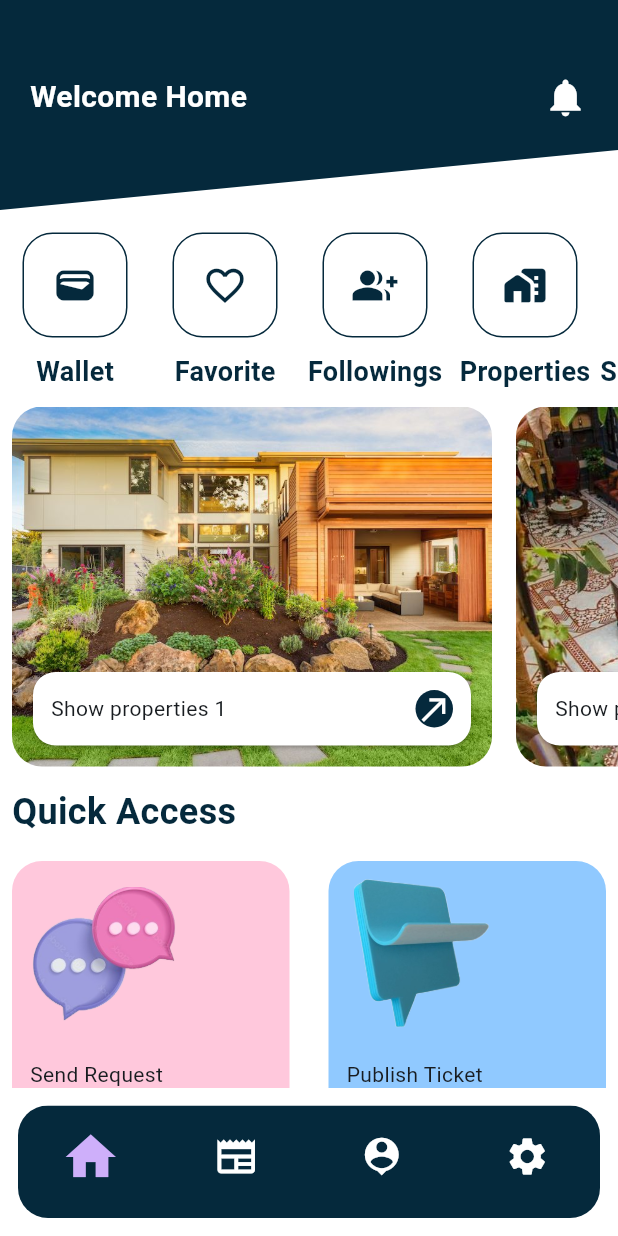
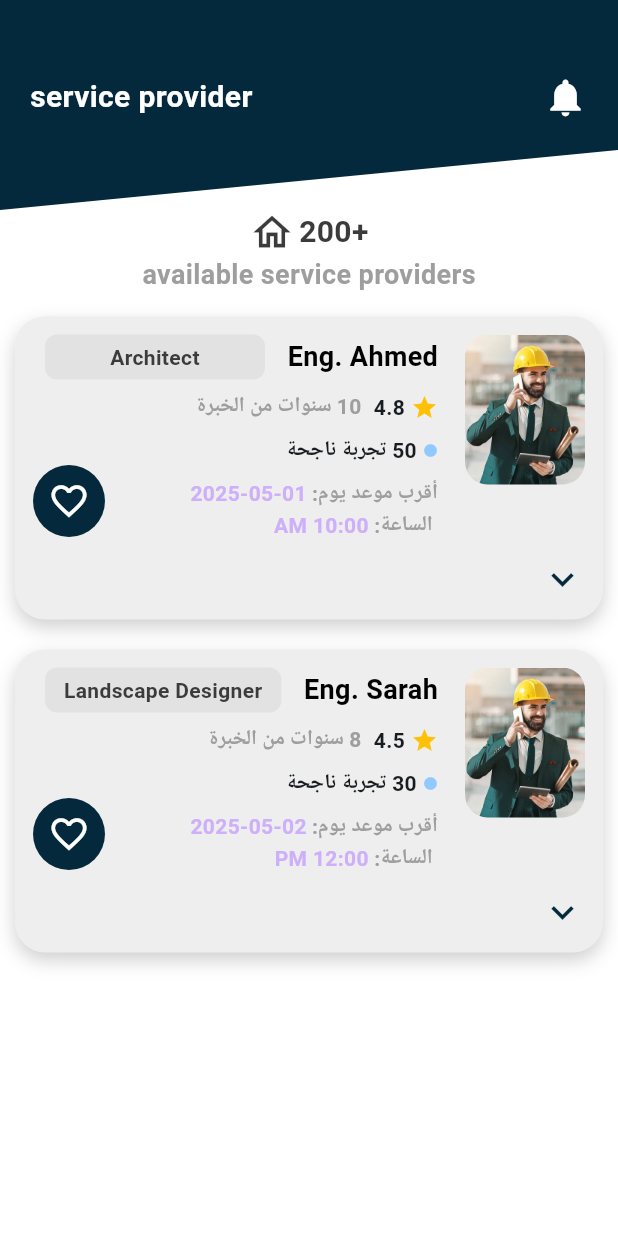
Before and after one commit to BayanDerbas/Real-Estate-Consulting-Support-System, a Flutter app: the screen it shows after launch, on a phone screen of 412 x 824 dp. Run offline on Flutter 3.47's test engine with Material 3 defaults, Android fonts, the phone set to English and light mode, and no system bars; our stand-ins replace get, google_fonts; Roboto replaces fonts that are missing (Itim).

Commit message:
service providers page done

```diff
--- a/lib/core/constants/colors.dart
+++ b/lib/core/constants/colors.dart
@@ -16,6 +16,7 @@ class AppColors {
   static const Color softWhite = Color(0xFFFAFAFA);
   static const Color lightGrey = Color(0xFFEEEEEE);
   static const Color grey = Color.fromRGBO(158, 158, 158, 1.0);
+  static const Color grey2 = Color.fromRGBO(226,226,226,1.0);
   static const Color goldenYellow = Color(0xFFFFE289);
   static const Color customGray = Color(0xFFB2A4A4);
   static const Color lightBulishGray = Color(0xFFBFC5CE);
--- a/lib/core/routes/routes.dart
+++ b/lib/core/routes/routes.dart
@@ -5,6 +5,7 @@ import 'package:graduation_project/features/Auth/presentation/pages/upload_docum
 import 'package:graduation_project/features/properties/presentation/pages/properties.dart';
 import '../../features/home/presentation/pages/Home.dart';
 import '../../features/properties/presentation/pages/PropertyDetails.dart';
+import '../../features/service provider/presentation/pages/ServiceProvider.dart';
 
 class AppRoutes {
   static const String home = "/home";
@@ -13,11 +14,13 @@ class AppRoutes {
   static const String uploadDocuments = '/upload_documents';
   static const String properties = '/properties';
   static const String propertyDetails = '/propertyDetails';
+  static const String serviceProvider = '/serviceProvider';
 
   static List<GetPage> routes_ = [
-    GetPage(name: propertyDetails, page: () => const PropertyDetails()),
-    GetPage(name: properties, page: () => const Properties()),
-    GetPage(name: home, page: () => const Home()),
+    GetPage(name: serviceProvider, page: () => ServiceProvider()),
+    GetPage(name: propertyDetails, page: () =>  PropertyDetails()),
+    GetPage(name: properties, page: () =>  Properties()),
+    GetPage(name: home, page: () =>  Home()),
     GetPage(name: login, page: () => LoginScreen()),
     GetPage(name: signup, page: () => SignUpScreen()),
     GetPage(name: uploadDocuments, page: () => UploadDocuments()),
--- a/lib/features/home/presentation/pages/Home.dart
+++ b/lib/features/home/presentation/pages/Home.dart
@@ -1,12 +1,12 @@
 import 'package:flutter/material.dart';
 import 'package:get/get.dart';
 import 'package:graduation_project/core/extensions/widget_extension.dart';
-import 'package:graduation_project/core/widgets/Custom_Post.dart';
+import 'package:graduation_project/features/home/presentation/widgets/Custom_Post.dart';
 import '../../../../core/constants/Fonts.dart';
 import '../../../../core/constants/colors.dart';
 import '../../../../core/widgets/Custom_Appbar.dart';
 import '../widgets/Custom_BottomBar.dart';
-import '../../../../core/widgets/Custom_ExpertCard.dart';
+import '../widgets/Custom_ExpertCard.dart';
 import '../../../../core/widgets/Custom_IconButton.dart';
 import '../widgets/Custom_Card.dart';
 import '../widgets/Custom_QuickAccess.dart';
--- a/lib/core/widgets/Custom_Post.dart
+++ b/lib/features/home/presentation/widgets/Custom_Post.dart
@@ -1,8 +1,8 @@
 import 'package:flutter/material.dart';
 import 'package:get/get.dart'; // نحتاج GetX هنا
 
-import '../constants/Fonts.dart';
-import '../constants/colors.dart';
+import '../../../../core/constants/Fonts.dart';
+import '../../../../core/constants/colors.dart';
 
 class CustomPost extends StatelessWidget {
   final String username;
--- /dev/null
+++ b/lib/features/service provider/presentation/controllers/ServiceProviderController.dart
@@ -0,0 +1,52 @@
+import 'package:get/get.dart';
+
+class ServiceProvider_Controller extends GetxController {
+  var serviceProviders = <Map<String, dynamic>>[].obs;
+
+  @override
+  void onInit() {
+    super.onInit();
+    serviceProviders.value = [
+      {
+        "name": "Eng. Ahmed",
+        "jobTitle": "Architect",
+        "rating": 4.8,
+        "experienceYears": 10,
+        "successfulCases": 50,
+        "appointmentDate": "2025-05-01",
+        "appointmentTime": "10:00 AM",
+        "imagePath": "assets/images/expert.jpg",
+        "isFavorite": false,
+        "isExpanded": false,
+        "text": "this is for low service",
+        "textProvider": "اقوم بصياغة ومراجعة وفحص الوثائق والعقود العقارية",
+        "price": "2000 S.P",
+      },
+      {
+        "name": "Eng. Sarah",
+        "jobTitle": "Landscape Designer",
+        "rating": 4.5,
+        "experienceYears": 8,
+        "successfulCases": 30,
+        "appointmentDate": "2025-05-02",
+        "appointmentTime": "12:00 PM",
+        "imagePath": "assets/images/expert.jpg",
+        "isFavorite": false,
+        "isExpanded": false,
+        "text": "this is for low service",
+        "textProvider": "اقوم بصياغة ومراجعة وفحص الوثائق والعقود العقارية",
+        "price": "2000 S.P",
+      },
+    ];
+  }
+
+  void toggleFavorite(int index) {
+    serviceProviders[index]['isFavorite'] = !serviceProviders[index]['isFavorite'];
+    serviceProviders.refresh();
+  }
+
+  void toggleExpanded(int index) {
+    serviceProviders[index]['isExpanded'] = !(serviceProviders[index]['isExpanded'] ?? false);
+    serviceProviders.refresh();
+  }
+}
--- /dev/null
+++ b/lib/features/service provider/presentation/pages/ServiceProvider.dart
@@ -0,0 +1,77 @@
+import 'package:flutter/material.dart';
+import 'package:get/get.dart';
+import 'package:graduation_project/core/extensions/widget_extension.dart';
+
+import '../../../../core/constants/Fonts.dart';
+import '../../../../core/constants/colors.dart';
+import '../../../../core/widgets/Custom_Appbar.dart';
+import '../controllers/ServiceProviderController.dart';
+import '../widgets/CustomServiceProviderCard.dart';
+
+class ServiceProvider extends StatelessWidget {
+  const ServiceProvider({super.key});
+
+  @override
+  Widget build(BuildContext context) {
+    final controller = Get.put(ServiceProvider_Controller());
+
+    return Scaffold(
+      appBar: PreferredSize(
+        preferredSize: const Size.fromHeight(150),
+        child: CustomAppbar(
+          text: "service provider",
+          icon: Icons.notifications,
+          iconColor: AppColors.pureWhite,
+        ),
+      ),
+      body: Obx(
+            () => Column(
+          children: [
+            Row(
+              mainAxisAlignment: MainAxisAlignment.center,
+              children: [
+                const Icon(
+                  Icons.home_outlined,
+                  color: AppColors.darkGray,
+                  size: 30,
+                ),
+                const SizedBox(width: 3),
+                Text(
+                  "200+",
+                  style: Fonts.itim.copyWith(
+                    color: AppColors.darkGray,
+                    fontSize: 20,
+                  ),
+                ),
+              ],
+            ),
+            Text(
+              "available service providers",
+              style: Fonts.itim.copyWith(color: AppColors.grey, fontSize: 18),
+            ).padding(const EdgeInsets.only(bottom: 5)),
+            Expanded(
+              child: ListView.builder(
+                itemCount: controller.serviceProviders.length,
+                itemBuilder: (context, index) {
+                  final provider = controller.serviceProviders[index];
+                  return Customserviceprovidercard(
+                    index: index,
+                    provider: provider,
+                    onFavoriteToggle: () => controller.toggleFavorite(index),
+                    onToggleExpand: () => controller.toggleExpanded(index),
+                    onTap: () {
+                      print("تم الضغط على زر احجز الآن لـ ${provider['name']}");
+                    },
+                    pricre: provider['price'],
+                    textProvider:provider['textProvider'],
+                  );
+                },
+              ),
+            ),
+
+          ],
+        ),
+      ),
+    );
+  }
+}
--- /dev/null
+++ b/lib/features/service provider/presentation/widgets/CustomServiceProviderCard.dart
@@ -0,0 +1,220 @@
+import 'package:flutter/material.dart';
+import 'package:graduation_project/core/extensions/widget_extension.dart';
+
+import '../../../../core/constants/Fonts.dart';
+import '../../../../core/constants/colors.dart';
+
+class Customserviceprovidercard extends StatelessWidget {
+  final int index;
+  final Map < String , dynamic > provider;
+  final VoidCallback? onFavoriteToggle;
+  final VoidCallback? onToggleExpand;
+  final VoidCallback? onTap;
+  final String pricre;
+  final String textProvider;
+
+  const Customserviceprovidercard({
+    super.key,
+    required this.index,
+    required this.provider,
+    required this.onFavoriteToggle,
+    required this.onToggleExpand,
+    required this.onTap,
+    required this.pricre,
+    required this.textProvider,
+  });
+
+  @override
+  Widget build(BuildContext context) {
+    final bool isExpanded = provider['isExpanded'] ?? false;
+    return Directionality(
+      textDirection: TextDirection.rtl,
+      child: Container(
+        margin: const EdgeInsets.all(10),
+        padding: const EdgeInsets.all(12),
+        decoration: BoxDecoration(
+          color: AppColors.lightGrey,
+          borderRadius: BorderRadius.circular(20),
+          boxShadow: [
+            BoxShadow(
+              color: AppColors.grey.withOpacity(0.5),
+              blurRadius: 10,
+              offset: Offset(0, 5),
+            ),
+          ],
+        ),
+        child: Column(
+          children: [
+            Stack(
+              children: [
+                Row(
+                  crossAxisAlignment: CrossAxisAlignment.start,
+                  children: [
+                    ClipRRect(
+                      borderRadius: BorderRadius.circular(15),
+                      child: Image.asset(
+                        provider['imagePath'],
+                        width: 80,
+                        height: 100,
+                        fit: BoxFit.cover,
+                      ),
+                    ),
+                    const SizedBox(width: 10),
+                    Expanded(
+                      child: Padding(
+                        padding: const EdgeInsets.symmetric(horizontal: 8.0),
+                        child: Column(
+                          crossAxisAlignment: CrossAxisAlignment.start,
+                          children: [
+                            Row(
+                              children: [
+                                Text(
+                                  provider['name'],
+                                  style: Fonts.itim.copyWith(fontSize: 18, color: AppColors.black),
+                                ),
+                                const SizedBox(width: 15),
+                                Container(
+                                  decoration: BoxDecoration(
+                                    color: AppColors.grey2,
+                                    borderRadius: BorderRadius.circular(8),
+                                  ),
+                                  child: Center(
+                                    child: Text(
+                                      provider['jobTitle'],
+                                      style: Fonts.itim.copyWith(fontSize: 14, color: AppColors.darkGray),
+                                    ).padding(EdgeInsets.all(5)),
+                                  ),
+                                ).expanded(flex: 3),
+                              ],
+                            ),
+                            const SizedBox(height: 8),
+                            Row(
+                              children: [
+                                const Icon(Icons.star, color: Colors.amber, size: 18),
+                                const SizedBox(width: 4),
+                                Text(
+                                  provider['rating'].toString(),
+                                  style: Fonts.itim.copyWith(fontSize: 14),
+                                ),
+                                const SizedBox(width: 8),
+                                Flexible(
+                                  child: Text(
+                                    '${provider['experienceYears']} سنوات من الخبرة',
+                                    style: Fonts.itim.copyWith(fontSize: 14, color: AppColors.grey),
+                                  ),
+                                ),
+                              ],
+                            ),
+                            const SizedBox(height: 8),
+                            Row(
+                              children: [
+                                const Icon(Icons.brightness_1, color: AppColors.skyBlue, size: 10),
+                                const SizedBox(width: 4),
+                                Flexible(
+                                  child: Text(
+                                    '${provider['successfulCases']} تجربة ناجحة',
+                                    style: Fonts.itim.copyWith(fontSize: 14),
+                                  ),
+                                ),
+                              ],
+                            ),
+                            const SizedBox(height: 8),
+                            Wrap(
+                              children: [
+                                Text("أقرب موعد يوم: ", style: Fonts.itim.copyWith(fontSize: 14, color: AppColors.grey)),
+                                Text(provider['appointmentDate'], style: Fonts.itim.copyWith(fontSize: 14, color: AppColors.lavender)),
+                              ],
+                            ),
+                            Wrap(
+                              children: [
+                                Text(" الساعة: ", style: Fonts.itim.copyWith(fontSize: 14, color: AppColors.grey)),
+                                Text(provider['appointmentTime'], style: Fonts.itim.copyWith(fontSize: 14, color: AppColors.lavender)),
+                              ],
+                            ),
+                          ],
+                        ),
+                      ),
+                    ),
+                  ],
+                ),
+                Positioned(
+                  bottom: 3,
+                  left: 0,
+                  child: Container(
+                    decoration: const BoxDecoration(
+                      color: AppColors.deepNavy,
+                      shape: BoxShape.circle,
+                    ),
+                    child: IconButton(
+                      icon: Icon(
+                        provider['isFavorite'] ? Icons.favorite : Icons.favorite_border,
+                        color: provider['isFavorite'] ? AppColors.lavender : AppColors.pureWhite,
+                        size: 28,
+                      ),
+                      onPressed: onFavoriteToggle,
+                    ),
+                  ),
+                ),
+              ],
+            ),
+            const SizedBox(height: 10),
+            Align(
+              alignment: Alignment.bottomRight,
+              child: GestureDetector(
+                onTap: onToggleExpand,
+                child: Icon(
+                  isExpanded ? Icons.keyboard_arrow_up : Icons.keyboard_arrow_down,
+                  color: AppColors.deepNavy,
+                  size: 30,
+                ),
+              ),
+            ),
+            if (isExpanded) ...[
+              Column(
+                crossAxisAlignment: CrossAxisAlignment.start,
+                children: [
+                  const SizedBox(height: 10),
+                  Text(
+                    textProvider,
+                    style: Fonts.itim.copyWith(fontSize: 14, color: AppColors.black),
+                  ),
+                  const SizedBox(height: 8),
+                  Row(
+                    children: [
+                      Text(
+                        "سعر الدقيقة : ",
+                        style: Fonts.itim.copyWith(fontSize: 14, color: AppColors.grey),
+                      ),
+                      Text(
+                        "${provider['price']}",
+                        style: Fonts.itim.copyWith(fontSize: 14, color: AppColors.lavender),
+                      ),
+                    ],
+                  ),
+                ],
+              ),
+              const SizedBox(height: 10),
+              Align(
+                alignment: Alignment.bottomLeft,
+                child: ElevatedButton(
+                  onPressed: onTap,
+                  style: ElevatedButton.styleFrom(
+                    backgroundColor: AppColors.deepNavy,
+                    shape: RoundedRectangleBorder(
+                      borderRadius: BorderRadius.circular(12),
+                    ),
+                    padding: const EdgeInsets.symmetric(horizontal: 30, vertical: 12),
+                  ),
+                  child: Text(
+                    "حجز",
+                    style: Fonts.itim.copyWith(fontSize: 16, color: Colors.white),
+                  ),
+                ),
+              ),
+            ],
+          ],
+        ),
+      ),
+    );
+  }
+}
--- a/lib/main.dart
+++ b/lib/main.dart
@@ -8,6 +8,7 @@ import 'package:graduation_project/features/Auth/presentation/pages/sign_up_scre
 import 'features/Auth/presentation/pages/upload_documents.dart';
 import 'features/Auth/presentation/widgets/base_auth_screen.dart';
 import 'features/home/presentation/pages/Home.dart';
+import 'features/service provider/presentation/pages/ServiceProvider.dart';
 
 void main() {
   runApp(const MyApp());
@@ -24,7 +25,7 @@ class MyApp extends StatelessWidget {
         scaffoldBackgroundColor: AppTheme.lightScheme().onPrimary,
       ),
       debugShowCheckedModeBanner: false,
-      home: Home(),
+      home: ServiceProvider(),
       getPages: AppRoutes.routes_,
     );
   }
```
Also changed, not shown: lib/features/home/presentation/widgets/Custom_ExpertCard.dart (renamed from lib/core/widgets/Custom_ExpertCard.dart, +38 -17 lines), lib/features/properties/presentation/pages/PropertyDetails.dart (+26 -10 lines), lib/features/properties/presentation/widgets/Custom_PropertyDetails.dart (+29 -72 lines), lib/features/service provider/presentation/controllers/auth_controller.dart (deleted), lib/features/service provider/presentation/pages/auth_page.dart (deleted).
